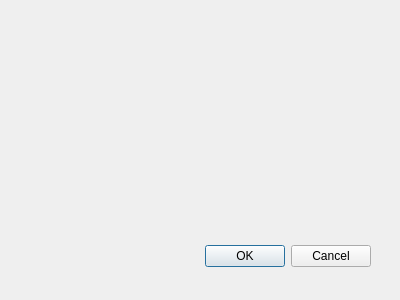
Old version of the form QTLinux/AutoCost/dialogupdatedatabase.ui in the repository Cvelthoven/AutoCost.
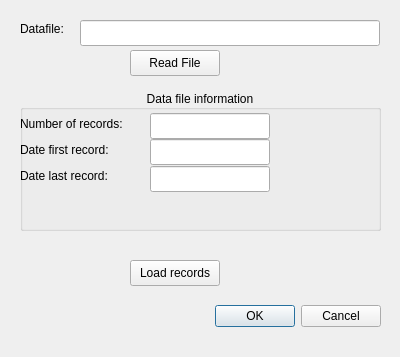
New version of the form.

Commit message: Dialog layout created

Diff of the .ui file:
```diff
--- a/QTLinux/AutoCost/dialogupdatedatabase.ui
+++ b/QTLinux/AutoCost/dialogupdatedatabase.ui
@@ -7,7 +7,7 @@
     <x>0</x>
     <y>0</y>
     <width>400</width>
-    <height>300</height>
+    <height>357</height>
    </rect>
   </property>
   <property name="windowTitle">
@@ -16,8 +16,8 @@
   <widget class="QDialogButtonBox" name="buttonBox">
    <property name="geometry">
     <rect>
-     <x>30</x>
-     <y>240</y>
+     <x>40</x>
+     <y>300</y>
      <width>341</width>
      <height>32</height>
     </rect>
@@ -29,6 +29,149 @@
     <set>QDialogButtonBox::StandardButton::Cancel|QDialogButtonBox::StandardButton::Ok</set>
    </property>
   </widget>
+  <widget class="QLabel" name="lblSelectFile">
+   <property name="geometry">
+    <rect>
+     <x>20</x>
+     <y>20</y>
+     <width>60</width>
+     <height>18</height>
+    </rect>
+   </property>
+   <property name="text">
+    <string>Datafile: </string>
+   </property>
+  </widget>
+  <widget class="QPushButton" name="btReadInputFile">
+   <property name="geometry">
+    <rect>
+     <x>130</x>
+     <y>50</y>
+     <width>90</width>
+     <height>26</height>
+    </rect>
+   </property>
+   <property name="text">
+    <string>Read File</string>
+   </property>
+  </widget>
+  <widget class="QLineEdit" name="lneFileName">
+   <property name="geometry">
+    <rect>
+     <x>80</x>
+     <y>20</y>
+     <width>300</width>
+     <height>26</height>
+    </rect>
+   </property>
+  </widget>
+  <widget class="QGroupBox" name="gbDataFileInfo">
+   <property name="geometry">
+    <rect>
+     <x>20</x>
+     <y>90</y>
+     <width>361</width>
+     <height>141</height>
+    </rect>
+   </property>
+   <property name="title">
+    <string>Data file information</string>
+   </property>
+   <property name="alignment">
+    <set>Qt::AlignmentFlag::AlignCenter</set>
+   </property>
+   <widget class="QLabel" name="lblNumberRecords">
+    <property name="geometry">
+     <rect>
+      <x>0</x>
+      <y>25</y>
+      <width>130</width>
+      <height>18</height>
+     </rect>
+    </property>
+    <property name="text">
+     <string>Number of records:</string>
+    </property>
+   </widget>
+   <widget class="QLabel" name="lblRecordDateFirst">
+    <property name="geometry">
+     <rect>
+      <x>0</x>
+      <y>51</y>
+      <width>130</width>
+      <height>18</height>
+     </rect>
+    </property>
+    <property name="text">
+     <string>Date first record:</string>
+    </property>
+   </widget>
+   <widget class="QLineEdit" name="lneRecordNumber">
+    <property name="geometry">
+     <rect>
+      <x>130</x>
+      <y>23</y>
+      <width>120</width>
+      <height>26</height>
+     </rect>
+    </property>
+    <property name="readOnly">
+     <bool>true</bool>
+    </property>
+   </widget>
+   <widget class="QLineEdit" name="lneRecordFirst">
+    <property name="geometry">
+     <rect>
+      <x>130</x>
+      <y>49</y>
+      <width>120</width>
+      <height>26</height>
+     </rect>
+    </property>
+    <property name="readOnly">
+     <bool>true</bool>
+    </property>
+   </widget>
+   <widget class="QLabel" name="lblRecordDateLast">
+    <property name="geometry">
+     <rect>
+      <x>0</x>
+      <y>77</y>
+      <width>130</width>
+      <height>18</height>
+     </rect>
+    </property>
+    <property name="text">
+     <string>Date last record:</string>
+    </property>
+   </widget>
+   <widget class="QLineEdit" name="lneRecordLast">
+    <property name="geometry">
+     <rect>
+      <x>130</x>
+      <y>76</y>
+      <width>120</width>
+      <height>26</height>
+     </rect>
+    </property>
+    <property name="readOnly">
+     <bool>true</bool>
+    </property>
+   </widget>
+  </widget>
+  <widget class="QPushButton" name="btDbLoadRecords">
+   <property name="geometry">
+    <rect>
+     <x>130</x>
+     <y>260</y>
+     <width>90</width>
+     <height>26</height>
+    </rect>
+   </property>
+   <property name="text">
+    <string>Load records</string>
+   </property>
+  </widget>
  </widget>
  <resources/>
  <connections>
```
Left out of the diff: 2 changed lines with no effect on the pictures. The commit also changes 2 other files.
